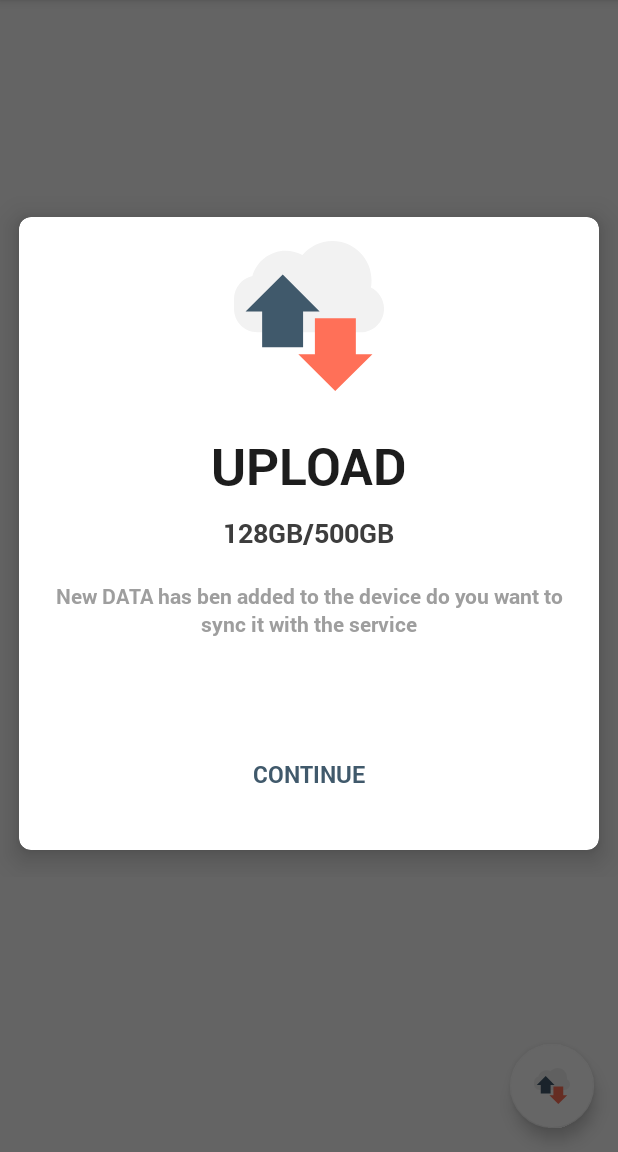
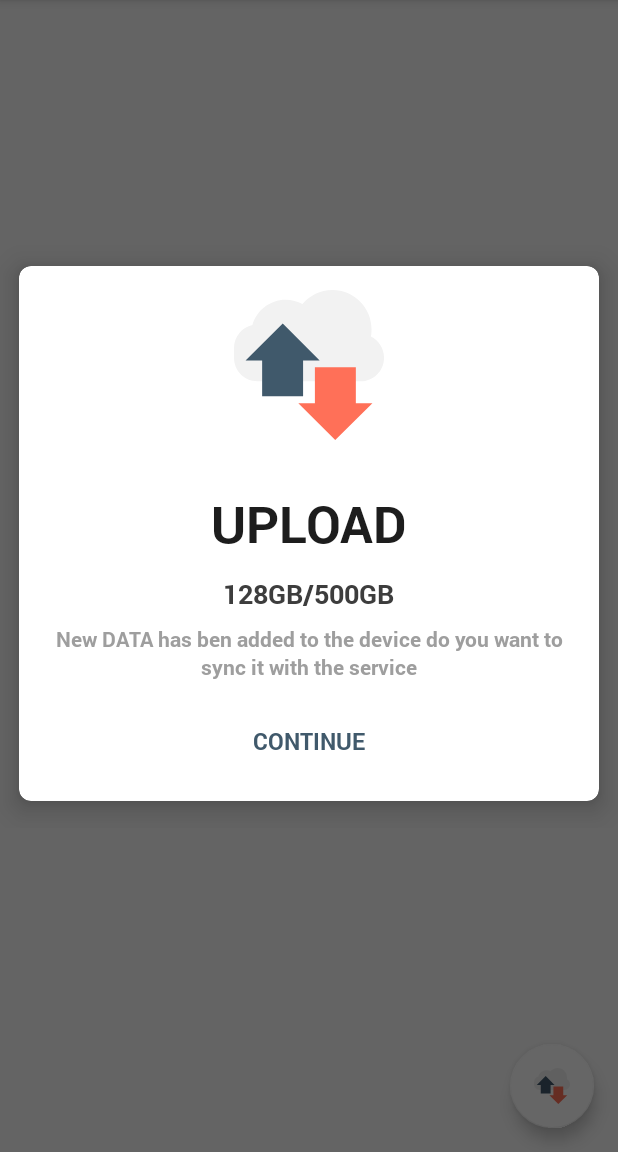
Before and after one commit to geniusforapp/fancyDialog, an Android app: the screen it shows after launch (MainActivity), after a tap on an icon or button, on a phone screen of 412 x 824 dp, the part 84-1236 px from its top. Run offline under Robolectric (Android 15) with nearby library versions, the phone set to English and light mode, and no system bars.

Commit message:
Dialogue Improvements
*Hide TextViews when Builder value is not set.
*Update build and support repos.
*Change MinSDK to 15.
*Clean project.

```diff
--- a/build.gradle
+++ b/build.gradle
@@ -5,7 +5,7 @@ buildscript {
         jcenter()
     }
     dependencies {
-        classpath 'com.android.tools.build:gradle:2.3.0-rc1'
+        classpath 'com.android.tools.build:gradle:2.3.0'
         classpath 'com.github.dcendents:android-maven-gradle-plugin:1.5'
         classpath 'com.novoda:bintray-release:0.4.0'
 
--- a/fancydialog/build.gradle
+++ b/fancydialog/build.gradle
@@ -7,7 +7,7 @@ android {
     buildToolsVersion "25.0.2"
 
     defaultConfig {
-        minSdkVersion 16
+        minSdkVersion 15
         targetSdkVersion 25
         versionCode 1
         versionName "1.0"
@@ -23,8 +23,8 @@ android {
 }
 
 dependencies {
-    compile 'com.android.support:design:25.1.1'
-    compile 'com.android.support:cardview-v7:25.1.1'
+    compile 'com.android.support:design:25.3.0'
+    compile 'com.android.support:cardview-v7:25.3.0'
 
 }
 
--- a/fancydialog/src/main/java/com/geniusforapp/fancydialog/FancyAlertDialog.java
+++ b/fancydialog/src/main/java/com/geniusforapp/fancydialog/FancyAlertDialog.java
@@ -81,13 +81,35 @@ public class FancyAlertDialog extends DialogFragment {
         super.onViewCreated(view, savedInstanceState);
         initViews(view);
         if (builder != null) {
-            title.setText(builder.getTextTitle());
+            if (builder.getTextTitle() != null)
+            {
+                title.setText(builder.getTextTitle());
+            }
+            else
+            {
+                title.setVisibility(View.GONE);
+            }
             if (builder.getTitleColor() != 0) {
                 title.setTextColor(ContextCompat.getColor(getActivity(), builder.getTitleColor()));
             }
-            subTitle.setText(builder.getTextSubTitle());
+            if (builder.getTextSubTitle() != null)
+            {
+                subTitle.setText(builder.getTextSubTitle());
+            }
+            else
+            {
+                subTitle.setVisibility(View.GONE);
+            }
             if (builder.getSubtitleColor() != 0) {
                 subTitle.setTextColor(ContextCompat.getColor(getActivity(), builder.getSubtitleColor()));
+            }
+            if (builder.getBody() != null)
+            {
+                body.setText(builder.getBody());
+            }
+            else
+            {
+                body.setVisibility(View.GONE);
             }
             body.setText(builder.getBody());
             if (builder.getBodyColor() != 0) {
@@ -193,17 +215,9 @@ public class FancyAlertDialog extends DialogFragment {
                         params.gravity = Gravity.CENTER;
                         break;
                 }
-                params.bottomMargin = 40;
-                params.topMargin = 100;
-                params.leftMargin = 40;
-                params.rightMargin = 40;
                 buttonsPanel.setLayoutParams(params);
             }
-
-
         }
-
-
     }
 
     private void initViews(View view) {
--- a/fancydialog/src/main/res/layout-land/dialog_alert.xml
+++ b/fancydialog/src/main/res/layout-land/dialog_alert.xml
@@ -35,7 +35,7 @@
                 android:layout_width="wrap_content"
                 android:layout_height="wrap_content"
                 android:gravity="center"
-                android:padding="10dp"
+                android:paddingTop="16dp"
                 android:paddingLeft="16dp"
                 android:paddingRight="16dp"
                 android:textColor="#1d1d1d" />
@@ -46,6 +46,7 @@
                 android:layout_width="wrap_content"
                 android:layout_height="wrap_content"
                 android:gravity="center"
+                android:paddingTop="12dp"
                 android:paddingLeft="16dp"
                 android:paddingRight="16dp"
                 android:textColor="#3d3d3d" />
@@ -56,20 +57,17 @@
                 android:layout_width="wrap_content"
                 android:layout_height="wrap_content"
                 android:gravity="center"
+                android:paddingTop="8dp"
                 android:paddingLeft="16dp"
                 android:paddingRight="16dp"
-                android:paddingTop="20dp"
                 android:textColor="#9e9e9e"
                 android:textStyle="bold" />
 
             <LinearLayout
                 android:layout_width="match_parent"
                 android:layout_height="wrap_content"
-                android:layout_marginBottom="10dp"
-                android:layout_marginLeft="16dp"
-                android:layout_marginRight="16dp"
-                android:layout_marginTop="10dp"
-                android:gravity="right"
+                android:padding="16dp"
+                android:layout_gravity="right"
                 android:orientation="horizontal">
 
                 <Button
@@ -77,14 +75,16 @@
                     style="@style/Widget.AppCompat.Button.Borderless.Colored"
                     android:layout_width="wrap_content"
                     android:layout_height="wrap_content"
-                    android:textColor="#9e9e9e" />
+                    android:textColor="#9e9e9e"
+                    android:textSize="15sp"/>
 
                 <Button
                     android:id="@+id/position"
                     style="@style/Widget.AppCompat.Button.Borderless.Colored"
                     android:layout_width="wrap_content"
                     android:layout_height="wrap_content"
-                    android:textColor="?colorPrimaryDark" />
+                    android:textColor="?colorPrimaryDark"
+                    android:textSize="15sp"/>
             </LinearLayout>
 
         </LinearLayout>
--- a/fancydialog/src/main/res/layout/dialog_alert.xml
+++ b/fancydialog/src/main/res/layout/dialog_alert.xml
@@ -13,7 +13,6 @@
         android:layout_width="match_parent"
         android:layout_height="wrap_content"
         android:fillViewport="true"
-
         android:scrollbars="none">
 
         <LinearLayout
@@ -35,7 +34,7 @@
                 android:layout_width="wrap_content"
                 android:layout_height="wrap_content"
                 android:gravity="center"
-                android:padding="10dp"
+                android:paddingTop="16dp"
                 android:paddingLeft="16dp"
                 android:paddingRight="16dp"
                 android:textColor="#1d1d1d" />
@@ -46,6 +45,7 @@
                 android:layout_width="wrap_content"
                 android:layout_height="wrap_content"
                 android:gravity="center"
+                android:paddingTop="12dp"
                 android:paddingLeft="16dp"
                 android:paddingRight="16dp"
                 android:textColor="#3d3d3d" />
@@ -56,9 +56,9 @@
                 android:layout_width="wrap_content"
                 android:layout_height="wrap_content"
                 android:gravity="center"
+                android:paddingTop="8dp"
                 android:paddingLeft="16dp"
                 android:paddingRight="16dp"
-                android:paddingTop="20dp"
                 android:textColor="#9e9e9e"
                 android:textStyle="bold" />
 
@@ -66,11 +66,8 @@
                 android:id="@+id/buttons_panel"
                 android:layout_width="wrap_content"
                 android:layout_height="wrap_content"
+                android:padding="16dp"
                 android:layout_gravity="right"
-                android:layout_marginBottom="16dp"
-                android:layout_marginLeft="16dp"
-                android:layout_marginRight="16dp"
-                android:layout_marginTop="40dp"
                 android:orientation="horizontal">
 
                 <Button
@@ -89,8 +86,6 @@
                     android:textColor="?colorPrimaryDark"
                     android:textSize="15sp" />
             </LinearLayout>
-
         </LinearLayout>
     </ScrollView>
-
 </android.support.v7.widget.CardView>
```
Also changed, not shown: app/build.gradle (+5 -5 lines), gradle/wrapper/gradle-wrapper.properties, 2 other files.
